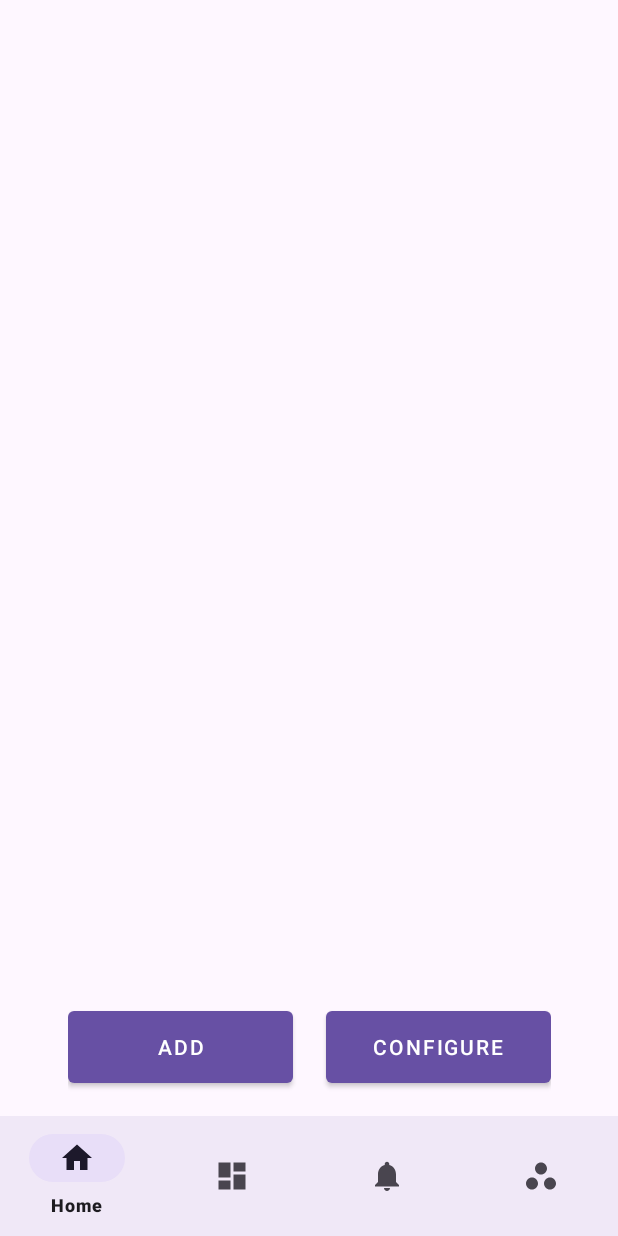
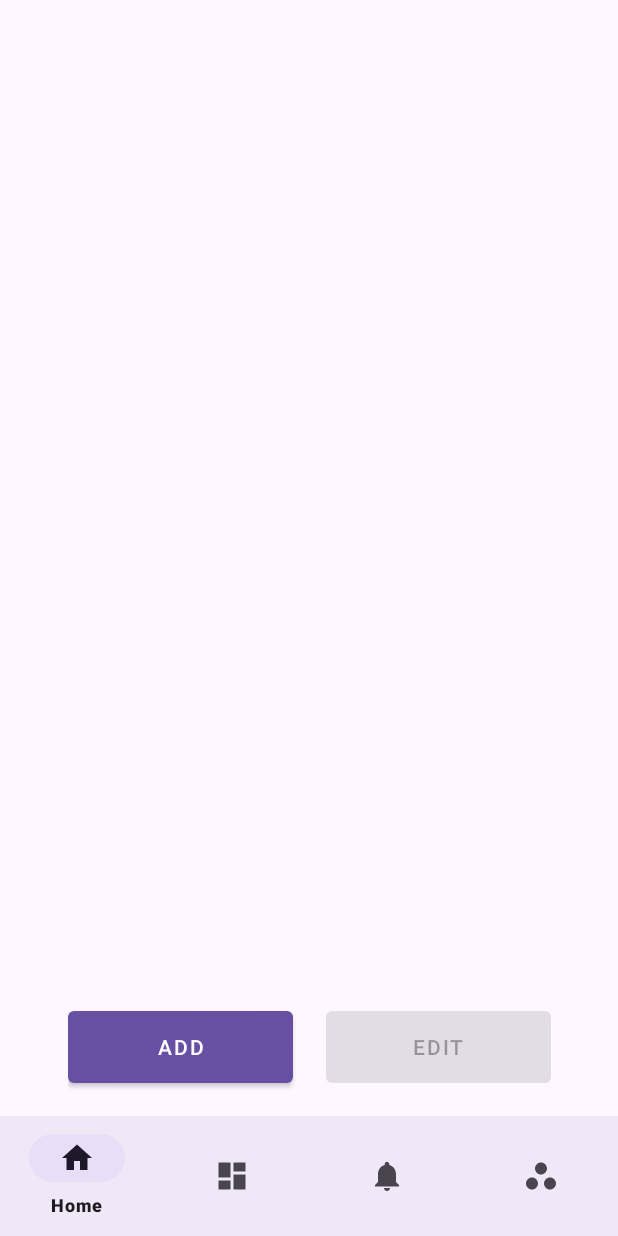
Before and after one commit to NtapeKnoxSiwale/Cerberus-Security-System, an Android app: the screen it shows after launch once a user with an empty profile is signed in (MainActivity), on a phone screen of 412 x 824 dp. Run offline under Robolectric (Android 15) with nearby library versions, the light colour scheme and no system bars; our stand-ins replace Firebase (no records; nobody signed in at launch, a user with empty details on screens opened directly), navigation-ui.

Commit message:
Updated trigger logic and home code.

```diff
--- a/app/build.gradle
+++ b/app/build.gradle
@@ -33,6 +33,7 @@ android {
     }
     buildFeatures {
         viewBinding true
+        dataBinding true
     }
 }
 
--- a/app/src/main/java/dev/knox/cerberus/ui/home/HomeFragment.java
+++ b/app/src/main/java/dev/knox/cerberus/ui/home/HomeFragment.java
@@ -9,6 +9,19 @@ import android.widget.Button;
 import androidx.annotation.NonNull;
 import androidx.annotation.Nullable;
 import androidx.fragment.app.Fragment;
+import androidx.recyclerview.widget.LinearLayoutManager;
+import androidx.recyclerview.widget.RecyclerView;
+
+import com.google.firebase.auth.FirebaseAuth;
+import com.google.firebase.auth.FirebaseUser;
+import com.google.firebase.database.DataSnapshot;
+import com.google.firebase.database.DatabaseError;
+import com.google.firebase.database.DatabaseReference;
+import com.google.firebase.database.FirebaseDatabase;
+import com.google.firebase.database.ValueEventListener;
+
+import java.util.ArrayList;
+import java.util.List;
 
 import dev.knox.cerberus.R;
 import dev.knox.cerberus.databinding.FragmentHomeBinding;
@@ -16,12 +29,16 @@ import dev.knox.cerberus.databinding.FragmentHomeBinding;
 public class HomeFragment extends Fragment {
 
     private FragmentHomeBinding binding;
+    private RecyclerView recyclerView;
+    private TriggerAdapter adapter;
+    private List<Trigger> cachedTriggerList; // Store cached data here
 
     public View onCreateView(@NonNull LayoutInflater inflater,
                              ViewGroup container, Bundle savedInstanceState) {
 
         binding = FragmentHomeBinding.inflate(inflater, container, false);
         View root = binding.getRoot();
+        recyclerView = root.findViewById(R.id.triggersRecyclerView);
 
         return root;
     }
@@ -30,13 +47,64 @@ public class HomeFragment extends Fragment {
     public void onViewCreated(@NonNull View view, @Nullable Bundle savedInstanceState) {
         super.onViewCreated(view, savedInstanceState);
 
-        Button addButton = view.findViewById(R.id.add_trigger); // Assuming this is your "Add" button
+        Button addButton = view.findViewById(R.id.add_trigger);
+
+        // Set up RecyclerView
+        recyclerView.setLayoutManager(new LinearLayoutManager(getContext()));
+        adapter = new TriggerAdapter(new ArrayList<>());
+        recyclerView.setAdapter(adapter);
 
         addButton.setOnClickListener(v -> {
-            // Create and show the popup
             AddPopupFragment popupFragment = new AddPopupFragment();
             popupFragment.show(getParentFragmentManager(), "add_popup_fragment");
         });
+
+        // Read data from Firebase and update the adapter
+        FirebaseUser currentUser = FirebaseAuth.getInstance().getCurrentUser();
+
+        if (currentUser != null) {
+            // Get the UID of the currently logged-in user
+            String uid = currentUser.getUid();
+
+            // Reference to the user's rooms
+            DatabaseReference userRoomsRef = FirebaseDatabase.getInstance().getReference("users").child(uid);
+
+            userRoomsRef.addValueEventListener(new ValueEventListener() {
+                @Override
+                public void onDataChange(@NonNull DataSnapshot dataSnapshot) {
+                    List<Trigger> triggerList = new ArrayList<>();
+
+                    // Check if "Room 1" exists in Firebase
+                    if (dataSnapshot.hasChild("Room 1")) {
+                        DataSnapshot room1Snapshot = dataSnapshot.child("Room 1");
+                        for (DataSnapshot triggerSnapshot : room1Snapshot.getChildren()) {
+                            Trigger trigger = triggerSnapshot.getValue(Trigger.class);
+                            triggerList.add(trigger);
+                        }
+                    }
+
+                    // Check if "Room 2" exists in Firebase
+                    if (dataSnapshot.hasChild("Room 2")) {
+                        DataSnapshot room2Snapshot = dataSnapshot.child("Room 2");
+                        for (DataSnapshot triggerSnapshot : room2Snapshot.getChildren()) {
+                            Trigger trigger = triggerSnapshot.getValue(Trigger.class);
+                            triggerList.add(trigger);
+                        }
+                    }
+
+                    // Update the adapter with the new data
+                    adapter.setTriggerList(triggerList);
+
+                    // Store the data in the cache
+                    cachedTriggerList = triggerList;
+                }
+
+                @Override
+                public void onCancelled(@NonNull DatabaseError databaseError) {
+                    // Handle read data error
+                }
+            });
+        }
     }
 
     @Override
--- a/app/src/main/java/dev/knox/cerberus/ui/home/Trigger.java
+++ b/app/src/main/java/dev/knox/cerberus/ui/home/Trigger.java
@@ -70,4 +70,5 @@ public class Trigger {
     public void setAlertType(String alertType) {
         this.alertType = alertType;
     }
+
 }
--- a/app/src/main/res/layout/fragment_home.xml
+++ b/app/src/main/res/layout/fragment_home.xml
@@ -1,6 +1,5 @@
 <?xml version="1.0" encoding="utf-8"?>
-<androidx.constraintlayout.widget.ConstraintLayout
-    xmlns:android="http://schemas.android.com/apk/res/android"
+<androidx.constraintlayout.widget.ConstraintLayout xmlns:android="http://schemas.android.com/apk/res/android"
     xmlns:app="http://schemas.android.com/apk/res-auto"
     xmlns:tools="http://schemas.android.com/tools"
     android:layout_width="match_parent"
@@ -10,6 +9,7 @@
     <androidx.constraintlayout.widget.ConstraintLayout
         android:layout_width="match_parent"
         android:layout_height="match_parent"
+        android:layout_marginBottom="90dp"
         app:layout_constraintBottom_toBottomOf="parent"
         app:layout_constraintEnd_toEndOf="parent"
         app:layout_constraintStart_toStartOf="parent"
@@ -21,8 +21,7 @@
         <androidx.recyclerview.widget.RecyclerView
             android:id="@+id/triggersRecyclerView"
             android:layout_width="match_parent"
-            android:layout_height="match_parent"
-            android:layout_marginBottom="90dp"
+            android:layout_height="0dp"
             app:layout_constraintBottom_toBottomOf="parent"
             app:layout_constraintEnd_toEndOf="parent"
             app:layout_constraintStart_toStartOf="parent"
@@ -36,12 +35,12 @@
         android:id="@+id/buttonsLinearLayout"
         android:layout_width="wrap_content"
         android:layout_height="wrap_content"
+        android:layout_margin="16dp"
         android:orientation="horizontal"
-        android:layout_margin="16dp"
         app:layout_constraintBottom_toBottomOf="parent"
+        app:layout_constraintEnd_toEndOf="parent"
         app:layout_constraintHorizontal_bias="0.5"
-        app:layout_constraintStart_toStartOf="parent"
-        app:layout_constraintEnd_toEndOf="parent">
+        app:layout_constraintStart_toStartOf="parent">
 
         <!-- Button 1 -->
         <Button
@@ -49,8 +48,8 @@
             style="@style/Widget.MaterialComponents.Button"
             android:layout_width="150dp"
             android:layout_height="60dp"
-            android:text="@string/add"
-            android:layout_marginEnd="22dp"/>
+            android:layout_marginEnd="22dp"
+            android:text="@string/add" />
 
         <!-- Button 2 -->
         <Button
@@ -58,7 +57,9 @@
             style="@style/Widget.MaterialComponents.Button"
             android:layout_width="150dp"
             android:layout_height="60dp"
-            android:text="@string/configure"/>
+            android:text="@string/edit"
+            android:enabled="false"
+            />
     </LinearLayout>
 
 </androidx.constraintlayout.widget.ConstraintLayout>
--- a/app/src/main/res/values/strings.xml
+++ b/app/src/main/res/values/strings.xml
@@ -53,7 +53,7 @@
     <string name="more">More</string>
     <string name="help">get help</string>
     <string name="name">Name:</string>
-    <string name="configure">configure</string>
+    <string name="edit">edit</string>
     <string name="add">add</string>
     <string name="enter_number_2">Enter Number 2</string>
     <string name="enter_number_1">Enter Number 1</string>
```
Also changed, not shown: app/src/main/java/dev/knox/cerberus/ui/home/AddPopupFragment.java (+36 -13 lines), app/src/main/java/dev/knox/cerberus/ui/home/TriggerAdapter.java (added, +80 -0 lines), app/src/main/res/layout/trigger_item.xml (+18 -18 lines).
